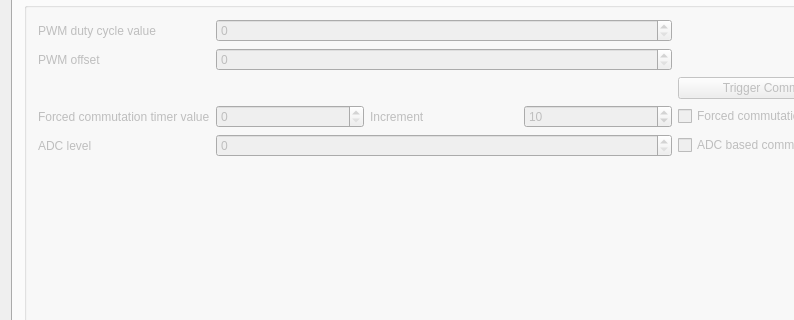
Old version of the form source/qgovernor/mainwindow.ui in the repository esden/open-bldc; both pictures show x 0 to 794 and y 108 to 428 of the 914 by 668 pixel window.
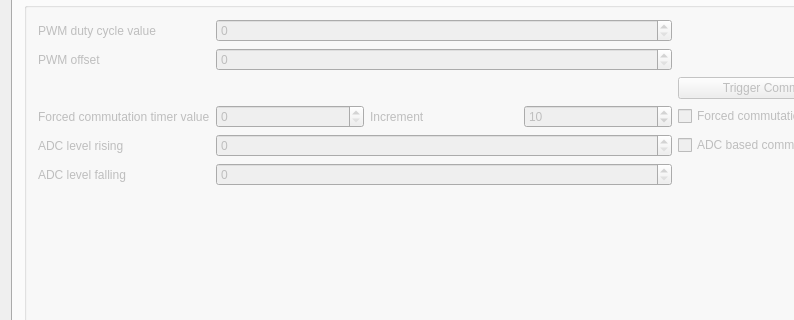
New version of the form. The open tabs and pages were chosen to show the change. Icons and pictures are not drawn.

```diff
--- a/source/qgovernor/mainwindow.ui
+++ b/source/qgovernor/mainwindow.ui
@@ -75,7 +75,7 @@
            <item row="5" column="0">
             <widget class="QLabel" name="ADCLevelLabel">
              <property name="text">
-              <string>ADC level</string>
+              <string>ADC level rising</string>
              </property>
             </widget>
            </item>
@@ -86,7 +86,7 @@
              </property>
             </widget>
            </item>
-           <item row="6" column="0">
+           <item row="7" column="0">
             <spacer name="verticalSpacer">
              <property name="orientation">
               <enum>Qt::Vertical</enum>
@@ -154,6 +154,20 @@
              </property>
             </widget>
            </item>
+           <item row="6" column="0">
+            <widget class="QLabel" name="ADCLevelFallingLabel">
+             <property name="text">
+              <string>ADC level falling</string>
+             </property>
+            </widget>
+           </item>
+           <item row="6" column="1" colspan="3">
+            <widget class="QSpinBox" name="ADCLevelFallingSpinBox">
+             <property name="maximum">
+              <number>65535</number>
+             </property>
+            </widget>
+           </item>
           </layout>
          </widget>
         </item>
```
Left out of the diff: 12 changed lines with no effect on the pictures.
